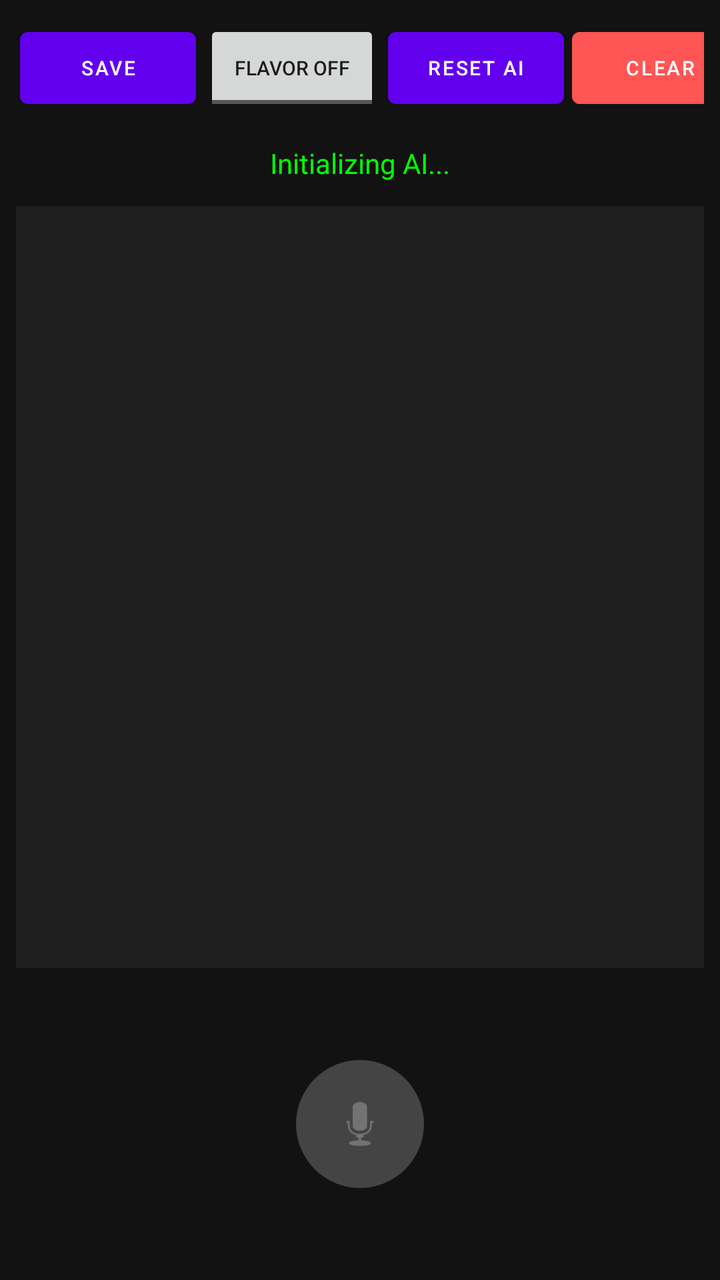
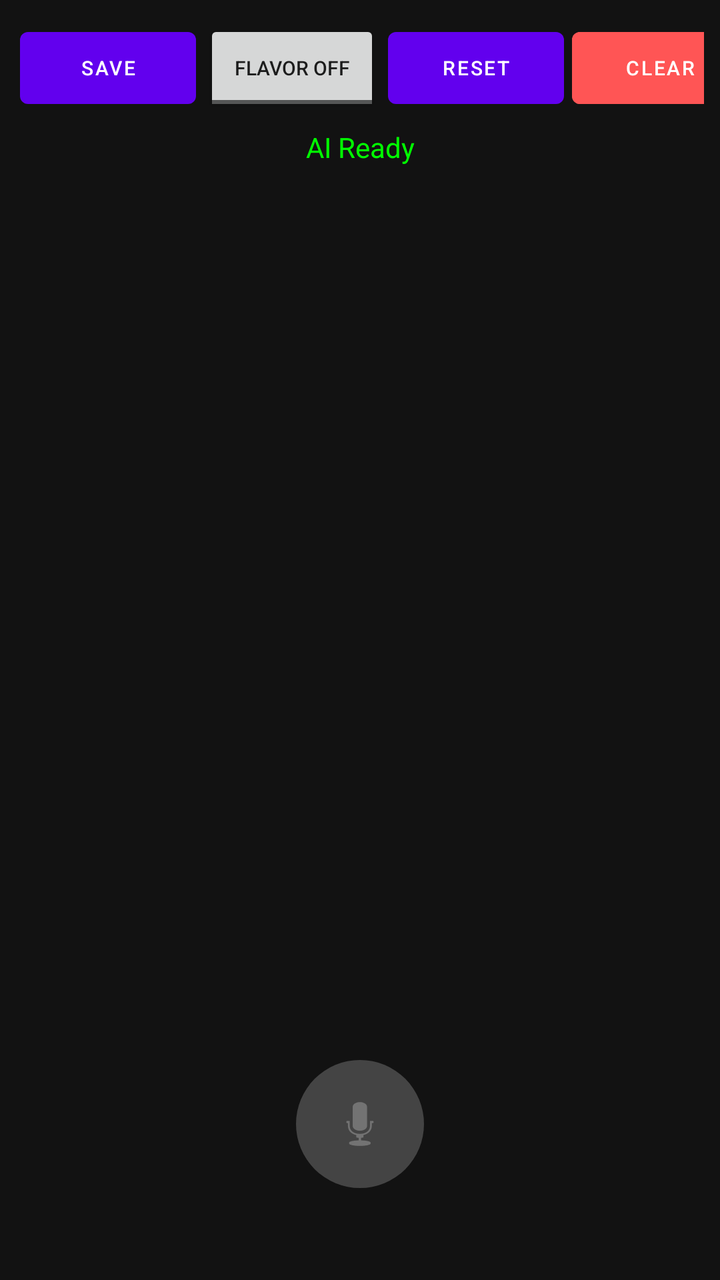

Screens rendered from an Android XML layout before and after an edit, with the pre-edit source and the edit as a unified diff.
<!-- AndroidManifest.xml: application theme Theme.MaterialComponents.DayNight.NoActionBar -->
<!-- res/layout/activity_main.xml -->
<?xml version="1.0" encoding="utf-8"?>
<LinearLayout xmlns:android="http://schemas.android.com/apk/res/android"
    android:layout_width="match_parent"
    android:layout_height="match_parent"
    android:orientation="vertical"
    android:background="#121212"
    android:padding="8dp">

    <LinearLayout
        android:layout_width="match_parent"
        android:layout_height="wrap_content"
        android:orientation="horizontal"
        android:gravity="center_vertical"
        android:paddingBottom="8dp">
        <Button android:id="@+id/btnSave" android:layout_width="wrap_content" android:layout_height="wrap_content" android:text="Save" android:layout_margin="2dp" android:textSize="10sp" />
        <ToggleButton android:id="@+id/toggleRegional" android:layout_width="wrap_content" android:layout_height="wrap_content" android:textOn="Flavor ON" android:textOff="Flavor OFF" android:layout_margin="2dp" android:textSize="10sp" />
        <Button android:id="@+id/btnReset" android:layout_width="wrap_content" android:layout_height="wrap_content" android:text="Reset AI" android:layout_margin="2dp" android:textSize="10sp" />
        <View android:layout_width="0dp" android:layout_height="0dp" android:layout_weight="1" />
        <Button android:id="@+id/btnClear" android:layout_width="wrap_content" android:layout_height="wrap_content" android:text="Clear" android:backgroundTint="#FF5555" android:layout_margin="2dp" android:textSize="10sp" />
    </LinearLayout>

    <TextView
        android:id="@+id/tvStatus"
        android:layout_width="match_parent"
        android:layout_height="wrap_content"
        android:text="Initializing AI..."
        android:textColor="#00FF00"
        android:gravity="center"
        android:padding="4dp"/>

    <ScrollView
        android:id="@+id/scrollTranscript"
        android:layout_width="match_parent"
        android:layout_height="0dp"
        android:layout_weight="1"
        android:layout_marginVertical="8dp"
        android:background="#1E1E1E">
        <TextView
            android:id="@+id/tvTranscript"
            android:layout_width="match_parent"
            android:layout_height="wrap_content"
            android:padding="12dp"
            android:textSize="18sp"
            android:bufferType="spannable" />
    </ScrollView>

    <FrameLayout
        android:id="@+id/pulseContainer"
        android:layout_width="140dp"
        android:layout_height="140dp"
        android:layout_gravity="center">
        <View android:id="@+id/pulse1" android:layout_width="match_parent" android:layout_height="match_parent" android:background="@drawable/circle_shape" android:visibility="invisible" />
        <View android:id="@+id/pulse2" android:layout_width="match_parent" android:layout_height="match_parent" android:background="@drawable/circle_shape" android:visibility="invisible" />
        <ImageButton
            android:id="@+id/btnListen"
            android:layout_width="64dp"
            android:layout_height="64dp"
            android:layout_gravity="center"
            android:background="@drawable/circle_shape"
            android:backgroundTint="#444444"
            android:src="@android:drawable/ic_btn_speak_now"
            android:contentDescription="Listen" />
    </FrameLayout>
</LinearLayout>
<!-- resources referenced by this layout -->
<resources>
  <!-- drawable circle_shape (drawable) -->
  <?xml version="1.0" encoding="utf-8"?>
  <shape xmlns:android="http://schemas.android.com/apk/res/android"
      android:shape="oval">
      <solid android:color="#FFFFFF" />
      <size
          android:width="100dp"
          android:height="100dp" />
  </shape>
</resources>

<!-- the commit's change to res/layout/activity_main.xml (unified diff, before → after) -->
@@ -10,11 +10,10 @@
         android:layout_width="match_parent"
         android:layout_height="wrap_content"
         android:orientation="horizontal"
-        android:gravity="center_vertical"
-        android:paddingBottom="8dp">
+        android:gravity="center_vertical">
         <Button android:id="@+id/btnSave" android:layout_width="wrap_content" android:layout_height="wrap_content" android:text="Save" android:layout_margin="2dp" android:textSize="10sp" />
         <ToggleButton android:id="@+id/toggleRegional" android:layout_width="wrap_content" android:layout_height="wrap_content" android:textOn="Flavor ON" android:textOff="Flavor OFF" android:layout_margin="2dp" android:textSize="10sp" />
-        <Button android:id="@+id/btnReset" android:layout_width="wrap_content" android:layout_height="wrap_content" android:text="Reset AI" android:layout_margin="2dp" android:textSize="10sp" />
+        <Button android:id="@+id/btnReset" android:layout_width="wrap_content" android:layout_height="wrap_content" android:text="Reset" android:layout_margin="2dp" android:textSize="10sp" />
         <View android:layout_width="0dp" android:layout_height="0dp" android:layout_weight="1" />
         <Button android:id="@+id/btnClear" android:layout_width="wrap_content" android:layout_height="wrap_content" android:text="Clear" android:backgroundTint="#FF5555" android:layout_margin="2dp" android:textSize="10sp" />
     </LinearLayout>
@@ -23,7 +22,7 @@
         android:id="@+id/tvStatus"
         android:layout_width="match_parent"
         android:layout_height="wrap_content"
-        android:text="Initializing AI..."
+        android:text="AI Ready"
         android:textColor="#00FF00"
         android:gravity="center"
         android:padding="4dp"/>
@@ -33,8 +32,7 @@
         android:layout_width="match_parent"
         android:layout_height="0dp"
         android:layout_weight="1"
-        android:layout_marginVertical="8dp"
-        android:background="#1E1E1E">
+        android:layout_marginVertical="8dp">
         <TextView
             android:id="@+id/tvTranscript"
             android:layout_width="match_parent"
@@ -45,7 +43,6 @@
     </ScrollView>
 
     <FrameLayout
-        android:id="@+id/pulseContainer"
         android:layout_width="140dp"
         android:layout_height="140dp"
         android:layout_gravity="center">
@@ -58,7 +55,6 @@
             android:layout_gravity="center"
             android:background="@drawable/circle_shape"
             android:backgroundTint="#444444"
-            android:src="@android:drawable/ic_btn_speak_now"
-            android:contentDescription="Listen" />
+            android:src="@android:drawable/ic_btn_speak_now" />
     </FrameLayout>
 </LinearLayout>
